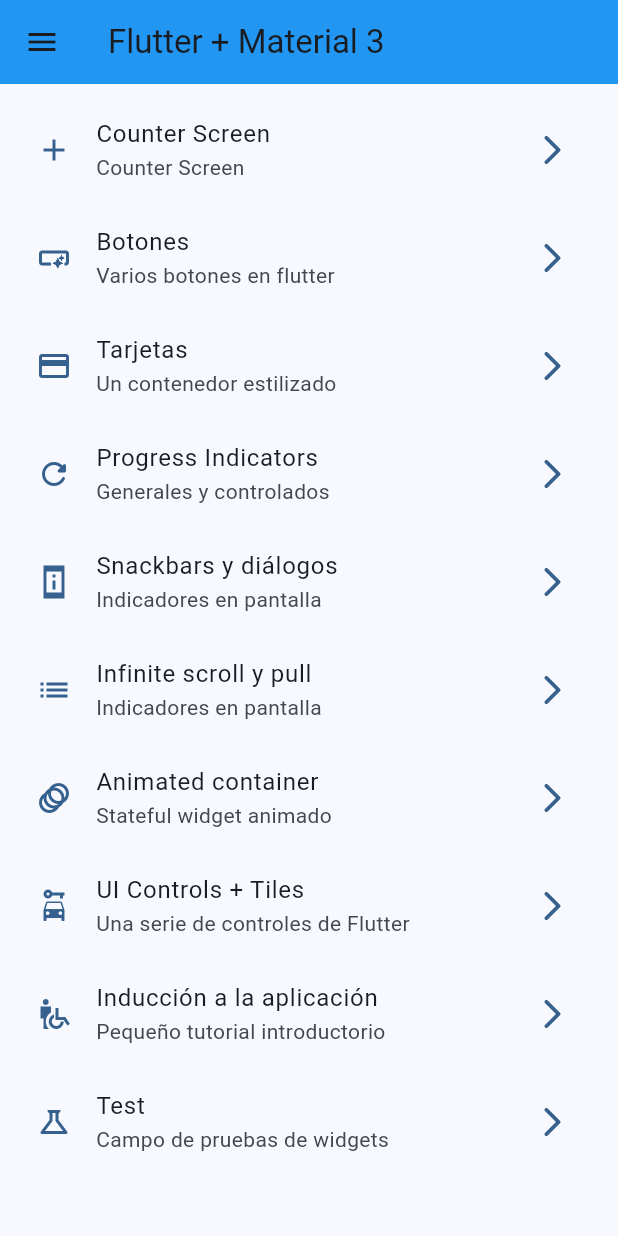
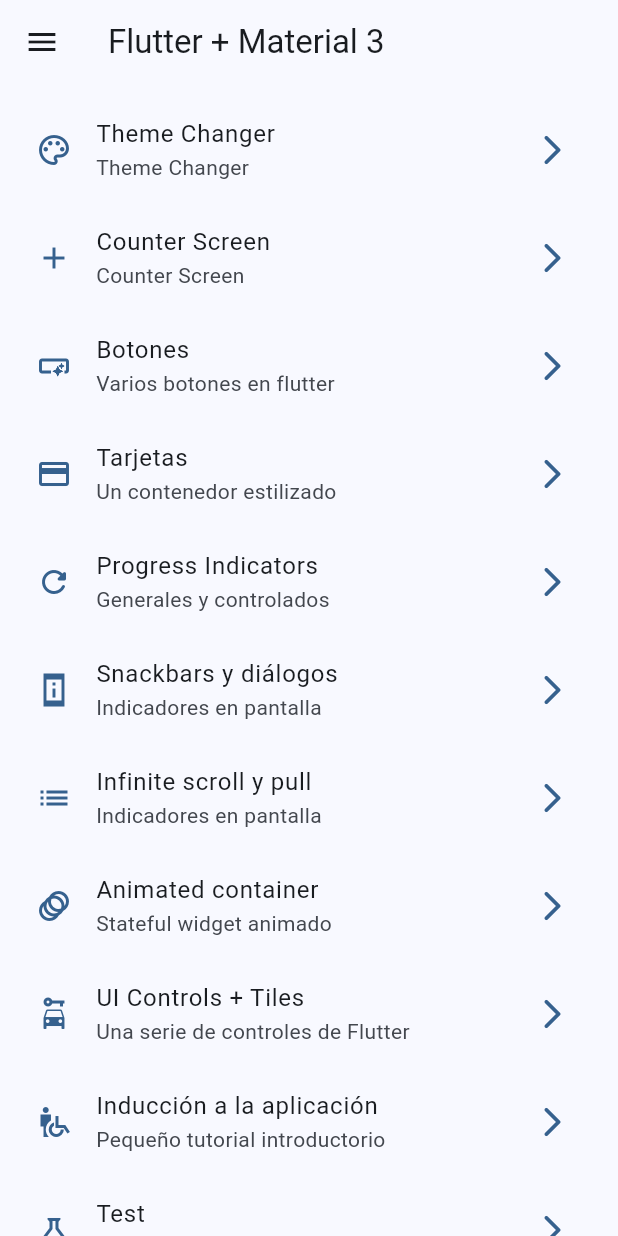
Before and after one commit to kristoffervelazquez/widgets_app, a Flutter app: the screen it shows after launch, on a phone screen of 412 x 824 dp. Run offline on Flutter 3.47's test engine with Material 3 defaults, Android fonts, the phone set to English and light mode, and no system bars; our stand-ins replace animate_do, flutter_riverpod, go_router.

Commit message:
antes de state notifer

```diff
--- a/lib/config/menu/menu_items.dart
+++ b/lib/config/menu/menu_items.dart
@@ -14,6 +14,12 @@ class MenuItem {
 }
 
 const appMenuItems = <MenuItem>[
+  MenuItem(
+    title: 'Theme Changer',
+    subtitle: 'Theme Changer',
+    link: '/theme_changer',
+    icon: Icons.color_lens_outlined,
+  ),
   MenuItem(
     title: 'Counter Screen',
     subtitle: 'Counter Screen',
--- a/lib/config/router/app_router.dart
+++ b/lib/config/router/app_router.dart
@@ -57,5 +57,10 @@ final appRouter = GoRouter(initialLocation: '/', routes: [
     path: '/counter',
     name: CounterScreen.name,
     builder: (context, state) => const CounterScreen(),
-  )
+  ),
+  GoRoute(
+    path: '/theme_changer',
+    name: ThemeChangerScreen.name,
+    builder: (context, state) => const ThemeChangerScreen(),
+  ),
 ]);
--- a/lib/config/theme/app_theme.dart
+++ b/lib/config/theme/app_theme.dart
@@ -6,22 +6,25 @@ const colorList = <Color>[
   Colors.purple,
   Colors.indigo,
   Colors.indigoAccent,
+  Colors.deepOrange
 ];
 
 class AppTheme {
   final int selectedColor;
+  final bool isDarkMode;
 
-  AppTheme({this.selectedColor = 0})
+  AppTheme({this.selectedColor = 0, this.isDarkMode = false})
       : assert(selectedColor >= 0, 'Selected color must be greater than 0'),
         assert(selectedColor < colorList.length,
             'Selected color must be less than ${colorList.length - 1}');
 
   ThemeData getTheme() => ThemeData(
         useMaterial3: true,
+        brightness: isDarkMode ? Brightness.dark : Brightness.light,
         colorSchemeSeed: colorList[selectedColor],
-        appBarTheme: AppBarTheme(
+        appBarTheme:  const AppBarTheme(
           centerTitle: false,
-          backgroundColor: colorList[selectedColor],
+          // backgroundColor: colorList[selectedColor],
         ),
         floatingActionButtonTheme: FloatingActionButtonThemeData(
           backgroundColor: colorList[selectedColor],
--- a/lib/main.dart
+++ b/lib/main.dart
@@ -2,6 +2,7 @@ import 'package:flutter/material.dart';
 import 'package:flutter_riverpod/flutter_riverpod.dart';
 import 'package:widgets_app/config/router/app_router.dart';
 import 'package:widgets_app/config/theme/app_theme.dart';
+import 'package:widgets_app/presentation/providers/theme_provider.dart';
 
 void main() {
   runApp(
@@ -11,16 +12,19 @@ void main() {
   );
 }
 
-class MainApp extends StatelessWidget {
+class MainApp extends ConsumerWidget {
   const MainApp({super.key});
 
   @override
-  Widget build(BuildContext context) {
+  Widget build(BuildContext context, WidgetRef ref) {
+    final isDarkMode = ref.watch(isDarkModeProvider);
+    final selectedColor = ref.watch(colorProvider);
     return MaterialApp.router(
       title: 'Flutter Widgets',
       routerConfig: appRouter,
       debugShowCheckedModeBanner: false,
-      theme: AppTheme(selectedColor: 0).getTheme(),
+      theme: AppTheme(selectedColor: selectedColor, isDarkMode: isDarkMode)
+          .getTheme(),
     );
   }
 }
--- a/lib/presentation/providers/theme_provider.dart
+++ b/lib/presentation/providers/theme_provider.dart
@@ -1,5 +1,12 @@
 import 'package:flutter_riverpod/flutter_riverpod.dart';
+import 'package:widgets_app/config/theme/app_theme.dart';
 
+//Listado de colores inmutable
+final colorListProvider = Provider((ref) => colorList);
+
+// un simple booleano
 final isDarkModeProvider = StateProvider<bool>((ref) {
   return false;
 });
+
+final colorProvider = StateProvider<int>((ref) => 0);
--- a/lib/presentation/screens/counter/counter_screen.dart
+++ b/lib/presentation/screens/counter/counter_screen.dart
@@ -19,8 +19,9 @@ class CounterScreen extends ConsumerWidget {
             onPressed: () {
               ref.read(isDarkModeProvider.notifier).update((state) => !state);
             },
-            icon: Icon(
-                isDarkMode ? Icons.dark_mode_outlined : Icons.light_mode_outlined),
+            icon: Icon(isDarkMode
+                ? Icons.dark_mode_outlined
+                : Icons.light_mode_outlined),
           ),
         ],
       ),
--- a/lib/presentation/screens/screens.dart
+++ b/lib/presentation/screens/screens.dart
@@ -1,3 +1,4 @@
+
 
 export 'package:widgets_app/presentation/screens/animated/animated_screen.dart';
 export 'package:widgets_app/presentation/screens/app_tutorial/app_tutorial_screen.dart';
@@ -11,3 +12,4 @@ export 'package:widgets_app/presentation/screens/cards/cards_screen.dart';
 export 'package:widgets_app/presentation/screens/home/home_screen.dart';
 
 export 'package:widgets_app/presentation/screens/counter/counter_screen.dart';
+export 'package:widgets_app/presentation/screens/theme_changer/theme_changer_screen.dart';
```
Also changed, not shown: lib/presentation/screens/theme_changer/theme_changer_screen.dart (added, +58 -0 lines).
